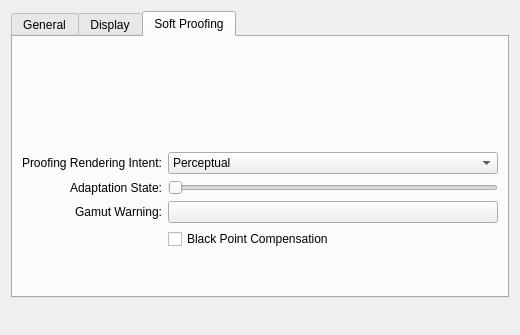
This is libs/ui/forms/wdgcolorsettings.ui in KDE/krita as Qt 5 draws it before an edit. The edited form follows.
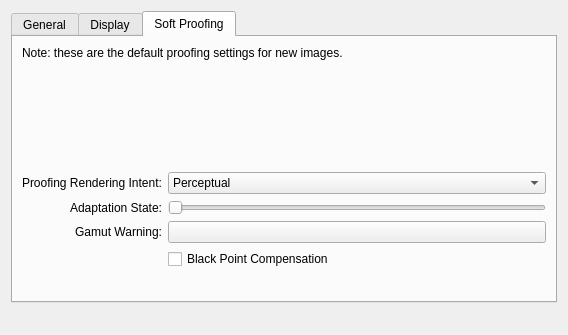
This is the edited form. The open tabs and pages were chosen to show the change. Custom widgets are drawn as their Qt base class.

Commit message: Add explanation to the default proofing settings

What changed in the file:
```diff
--- a/libs/ui/forms/wdgcolorsettings.ui
+++ b/libs/ui/forms/wdgcolorsettings.ui
@@ -6,7 +6,7 @@
    <rect>
     <x>0</x>
     <y>0</y>
-    <width>520</width>
+    <width>568</width>
     <height>335</height>
    </rect>
   </property>
@@ -270,17 +270,7 @@
        <string>Soft Proofing</string>
       </attribute>
       <layout class="QGridLayout" name="gridLayout_3">
-       <item row="0" column="0">
-        <widget class="KisColorSpaceSelector" name="proofingSpaceSelector" native="true">
-         <property name="minimumSize">
-          <size>
-           <width>100</width>
-           <height>100</height>
-          </size>
-         </property>
-        </widget>
-       </item>
-       <item row="1" column="0">
+       <item row="2" column="0">
         <layout class="QGridLayout" name="gridLayout_2">
          <item row="0" column="1">
           <widget class="QComboBox" name="cmbProofingIntent">
@@ -356,7 +346,7 @@
          </item>
         </layout>
        </item>
-       <item row="2" column="0">
+       <item row="3" column="0">
         <spacer name="verticalSpacer_4">
          <property name="orientation">
           <enum>Qt::Vertical</enum>
@@ -369,6 +359,23 @@
          </property>
         </spacer>
        </item>
+       <item row="1" column="0">
+        <widget class="KisColorSpaceSelector" name="proofingSpaceSelector" native="true">
+         <property name="minimumSize">
+          <size>
+           <width>100</width>
+           <height>100</height>
+          </size>
+         </property>
+        </widget>
+       </item>
+       <item row="0" column="0">
+        <widget class="QLabel" name="label">
+         <property name="text">
+          <string>Note: these are the default proofing settings for new images.</string>
+         </property>
+        </widget>
+       </item>
       </layout>
      </widget>
     </widget>
@@ -389,6 +396,11 @@
   </layout>
  </widget>
  <customwidgets>
+  <customwidget>
+   <class>KComboBox</class>
+   <extends>QComboBox</extends>
+   <header>kcombobox.h</header>
+  </customwidget>
   <customwidget>
    <class>KisColorButton</class>
    <extends>QPushButton</extends>
@@ -400,11 +412,6 @@
    <header>widgets/kis_color_space_selector.h</header>
    <container>1</container>
   </customwidget>
-  <customwidget>
-   <class>KComboBox</class>
-   <extends>QComboBox</extends>
-   <header>kcombobox.h</header>
-  </customwidget>
   <customwidget>
    <class>KisCmbIDList</class>
    <extends>QComboBox</extends>
```
The commit also changes 1 other file.
